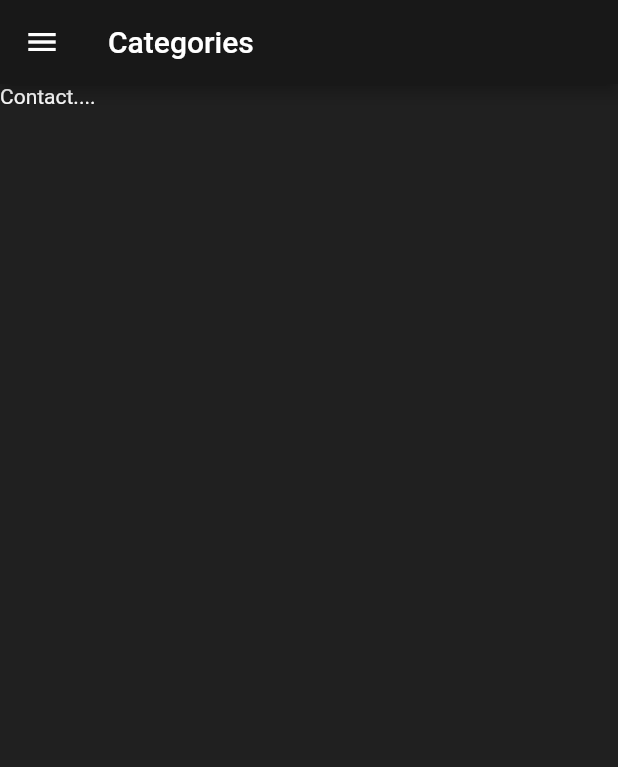
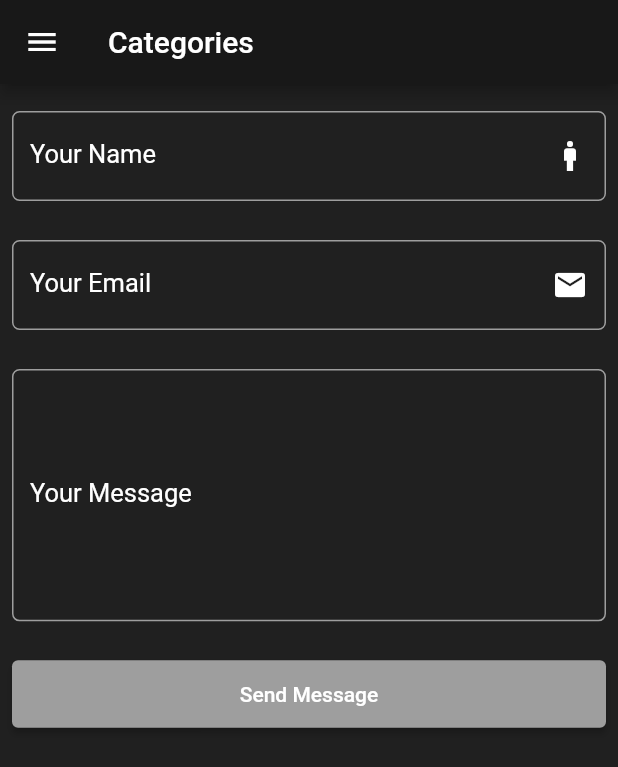
Before and after one commit to elchinabraham/news, a Flutter app: the ContactScreen screen opened by its route, on a phone screen of 412 x 824 dp. Shown: the top 767 px of the screen. Run offline on Flutter 3.47's test engine with Material 2 defaults, Android fonts, the phone set to English and light mode, and no system bars; network calls fail.

Commit message:
2022.04.20 11:45

```diff
--- a/lib/screens/about_screen.dart
+++ b/lib/screens/about_screen.dart
@@ -15,10 +15,28 @@ class AboutScreen extends StatelessWidget {
         title: const Text('About'),
       ),
       drawer: MainDrawer(Screens.About),
-      body: Container(
-        child: const Text(
-          'About....',
-          style: TextStyle(color: Colors.white),
+      body: SingleChildScrollView(
+        child: Container(
+          padding: const EdgeInsets.all(8.0),
+          child: const Text(
+            """
+The BBC is the world’s leading public service broadcaster
+We’re impartial and independent, and every day we create distinctive, world-class programmes and content which inform, educate and entertain millions of people in the UK and around the world.
+
+We do this across:
+
+A portfolio of television services, including the UK’s most-watched channel BBC One, the pioneering online-only youth service BBC Three, and our multi award-winning channels for children, as well as national and regional television programmes and services across England. Northern Ireland, Scotland and Wales
+Ten UK-wide radio networks, providing the best live music broadcasting in the UK, as well as speech radio which informs, educates and entertains. We also have two national radio services each in Scotland, Wales and Northern Ireland and 39 local radio stations across England and the Channel Islands, providing an invaluable and unique service to listeners across the UK
+Our digital services including BBC News, Sport, Weather CBBC and CBeebies, iPlayer and BBC Sounds, BBC Red Button and our vast archive
+BBC World Service television, radio and online on more than 40 languages
+Established by a Royal Charter, the BBC is principally funded through the licence fee paid by UK households. Our role is to fulfil our mission and promote our Public Purposes.
+
+Our commercial operations including BBC Studios, the BBC’s award-winning production company and world-class distributor, provide additional revenue for investment in new programming and services for UK audiences.
+
+The BBC’s Board ensures that we deliver our mission and public purposes which are set out in the Charter. The Executive Committee is responsible for day-to-day management. We are regulated by Ofcom.
+      """,
+            style: TextStyle(color: Colors.white),
+          ),
         ),
       ),
     );
--- a/lib/screens/contact_screen.dart
+++ b/lib/screens/contact_screen.dart
@@ -16,10 +16,116 @@ class ContactScreen extends StatelessWidget {
         title: const Text('Categories'),
       ),
       drawer: MainDrawer(Screens.Contact),
-      body: Container(
-        child: const Text(
-          'Contact....',
-          style: TextStyle(color: Colors.white),
+      body: SingleChildScrollView(
+        child: Column(
+          children: <Widget>[
+            const SizedBox(height: 10),
+            Padding(
+              padding: const EdgeInsets.all(8.0),
+              child: TextFormField(
+                cursorColor: Colors.white,
+                style: const TextStyle(
+                  color: Colors.white,
+                  fontSize: 17,
+                ),
+                decoration: InputDecoration(
+                  labelText: "Your Name",
+                  labelStyle: const TextStyle(
+                    color: Colors.white,
+                  ),
+                  fillColor: Colors.white,
+                  enabledBorder: OutlineInputBorder(
+                    borderRadius: BorderRadius.circular(5.0),
+                    borderSide: const BorderSide(color: Colors.grey),
+                  ),
+                  focusedBorder: OutlineInputBorder(
+                    borderRadius: BorderRadius.circular(5.0),
+                    borderSide: const BorderSide(color: Colors.white),
+                  ),
+                  suffixIcon: const Icon(
+                    Icons.man,
+                    color: Colors.white,
+                  ),
+                ),
+              ),
+            ),
+            const SizedBox(height: 10),
+            Padding(
+              padding: const EdgeInsets.all(8.0),
+              child: TextFormField(
+                cursorColor: Colors.white,
+                style: const TextStyle(
+                  color: Colors.white,
+                  fontSize: 17,
+                ),
+                decoration: InputDecoration(
+                  labelText: "Your Email",
+                  labelStyle: const TextStyle(
+                    color: Colors.white,
+                  ),
+                  fillColor: Colors.white,
+                  enabledBorder: OutlineInputBorder(
+                    borderRadius: BorderRadius.circular(5.0),
+                    borderSide: const BorderSide(color: Colors.grey),
+                  ),
+                  focusedBorder: OutlineInputBorder(
+                    borderRadius: BorderRadius.circular(5.0),
+                    borderSide: const BorderSide(color: Colors.white),
+                  ),
+                  suffixIcon: const Icon(
+                    Icons.email,
+                    color: Colors.white,
+                  ),
+                ),
+              ),
+            ),
+            const SizedBox(height: 10),
+            Padding(
+              padding: const EdgeInsets.all(8.0),
+              child: TextFormField(
+                maxLines: 6, // <--- maxLines
+                cursorColor: Colors.white,
+                style: const TextStyle(
+                  color: Colors.white,
+                  fontSize: 17,
+                ),
+                decoration: InputDecoration(
+                  labelText: "Your Message",
+                  labelStyle: const TextStyle(
+                    color: Colors.white,
+                  ),
+                  fillColor: Colors.white,
+                  enabledBorder: OutlineInputBorder(
+                    borderRadius: BorderRadius.circular(5.0),
+                    borderSide: const BorderSide(color: Colors.grey),
+                  ),
+                  focusedBorder: OutlineInputBorder(
+                    borderRadius: BorderRadius.circular(5.0),
+                    borderSide: const BorderSide(color: Colors.white),
+                  ),
+                  suffix: const Icon(
+                    Icons.message,
+                    color: Colors.white,
+                  ),
+                ),
+              ),
+            ),
+            const SizedBox(height: 10),
+            Padding(
+              padding: const EdgeInsets.all(8.0),
+              child: SizedBox(
+                width: double.infinity,
+                height: 45,
+                child: ElevatedButton(
+                  style: ElevatedButton.styleFrom(
+                    primary: Colors.grey,
+                  ),
+                  onPressed: () {},
+                  child: const Text('Send Message'),
+                ),
+              ),
+            ),
+          ],
         ),
       ),
     );
```
